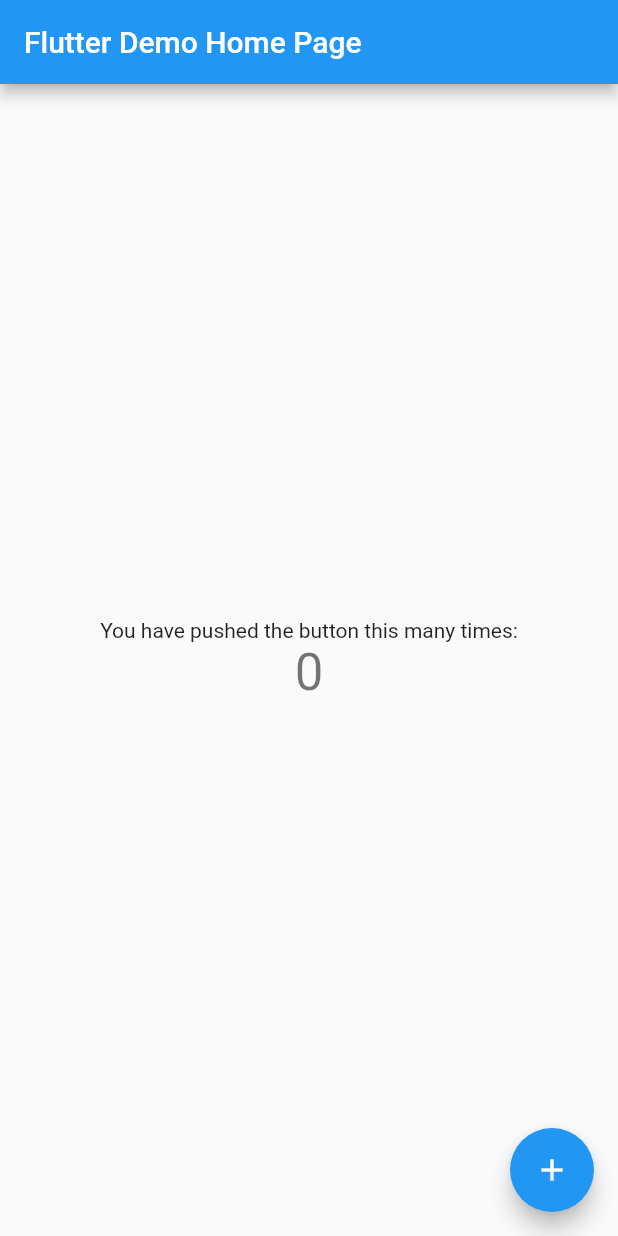
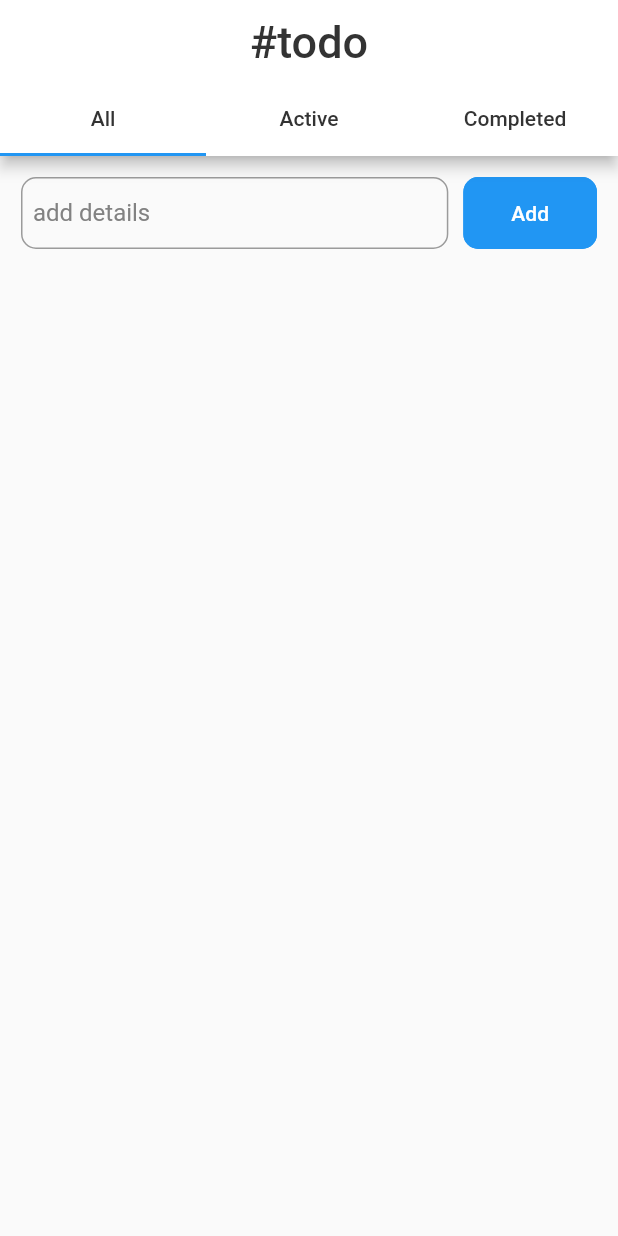
Before and after one commit to iAmR4j35h/todo-list, a Flutter app: the screen it shows after launch, on a phone screen of 412 x 824 dp. Run offline on Flutter 3.47's test engine with Material 2 defaults, Android fonts, the phone set to English and light mode, and no system bars; our stand-ins replace hive, hive_flutter; accounts and stored records are empty; generated files the repository leaves out were written again.

Commit message:
task completed

```diff
--- /dev/null
+++ b/lib/db/Task.dart
@@ -0,0 +1,13 @@
+
+import 'package:flutter/cupertino.dart';
+import 'package:hive/hive.dart';
+part 'Task.g.dart';
+@HiveType(typeId: 0)
+class Task extends HiveObject{
+
+  @HiveField(0)
+  String title;
+  @HiveField(1)
+  bool isActive;
+  Task(this.title,this.isActive);
+}
--- a/lib/main.dart
+++ b/lib/main.dart
@@ -1,6 +1,16 @@
 import 'package:flutter/material.dart';
+import 'package:hive/hive.dart';
+import 'package:path_provider/path_provider.dart';
+import 'package:todo_app/component/TaskWidget.dart';
+import 'package:todo_app/db/Task.dart';
+import 'package:hive_flutter/hive_flutter.dart';
 
-void main() {
+Future<void> main() async {
+  WidgetsFlutterBinding.ensureInitialized();
+  final appDocumentDir = await getApplicationDocumentsDirectory();
+  Hive.init(appDocumentDir.path);
+  Hive.registerAdapter(TaskAdapter());
+  await Hive.openBox<Task>('taskBox');
   runApp(MyApp());
 }
 
@@ -9,24 +19,12 @@
   @override
   Widget build(BuildContext context) {
     return MaterialApp(
+      debugShowCheckedModeBanner: false,
       title: 'Flutter Demo',
       theme: ThemeData(
-        // This is the theme of your application.
-        //
-        // Try running your application with "flutter run". You'll see the
-        // application has a blue toolbar. Then, without quitting the app, try
-        // changing the primarySwatch below to Colors.green and then invoke
-        // "hot reload" (press "r" in the console where you ran "flutter run",
-        // or simply save your changes to "hot reload" in a Flutter IDE).
-        // Notice that the counter didn't reset back to zero; the application
-        // is not restarted.
-        primarySwatch: Colors.blue,
-        // This makes the visual density adapt to the platform that you run
-        // the app on. For desktop platforms, the controls will be smaller and
-        // closer together (more dense) than on mobile platforms.
         visualDensity: VisualDensity.adaptivePlatformDensity,
       ),
-      home: MyHomePage(title: 'Flutter Demo Home Page'),
+      home: MyHomePage(title: '#todo'),
     );
   }
 }
@@ -34,84 +32,217 @@
 class MyHomePage extends StatefulWidget {
   MyHomePage({Key key, this.title}) : super(key: key);
 
-  // This widget is the home page of your application. It is stateful, meaning
-  // that it has a State object (defined below) that contains fields that affect
-  // how it looks.
-
-  // This class is the configuration for the state. It holds the values (in this
-  // case the title) provided by the parent (in this case the App widget) and
-  // used by the build method of the State. Fields in a Widget subclass are
-  // always marked "final".
-
   final String title;
 
   @override
   _MyHomePageState createState() => _MyHomePageState();
 }
 
-class _MyHomePageState extends State<MyHomePage> {
-  int _counter = 0;
+class _MyHomePageState extends State<MyHomePage> with SingleTickerProviderStateMixin {
+  TextEditingController addTaskController = TextEditingController();
 
-  void _incrementCounter() {
-    setState(() {
-      // This call to setState tells the Flutter framework that something has
-      // changed in this State, which causes it to rerun the build method below
-      // so that the display can reflect the updated values. If we changed
-      // _counter without calling setState(), then the build method would not be
-      // called again, and so nothing would appear to happen.
-      _counter++;
+  TabController _tabController;
+  Box<Task> task;
+
+  @override
+  void initState() {
+    // TODO: implement initState
+    super.initState();
+    task = Hive.box<Task>("taskBox");
+    _tabController = TabController(length: 3, initialIndex: 0, vsync: this);
+    _tabController.addListener(() {
+      setState(() {});
     });
   }
 
   @override
   Widget build(BuildContext context) {
-    // This method is rerun every time setState is called, for instance as done
-    // by the _incrementCounter method above.
-    //
-    // The Flutter framework has been optimized to make rerunning build methods
-    // fast, so that you can just rebuild anything that needs updating rather
-    // than having to individually change instances of widgets.
     return Scaffold(
       appBar: AppBar(
-        // Here we take the value from the MyHomePage object that was created by
-        // the App.build method, and use it to set our appbar title.
-        title: Text(widget.title),
-      ),
-      body: Center(
-        // Center is a layout widget. It takes a single child and positions it
-        // in the middle of the parent.
-        child: Column(
-          // Column is also a layout widget. It takes a list of children and
-          // arranges them vertically. By default, it sizes itself to fit its
-          // children horizontally, and tries to be as tall as its parent.
-          //
-          // Invoke "debug painting" (press "p" in the console, choose the
-          // "Toggle Debug Paint" action from the Flutter Inspector in Android
-          // Studio, or the "Toggle Debug Paint" command in Visual Studio Code)
-          // to see the wireframe for each widget.
-          //
-          // Column has various properties to control how it sizes itself and
-          // how it positions its children. Here we use mainAxisAlignment to
-          // center the children vertically; the main axis here is the vertical
-          // axis because Columns are vertical (the cross axis would be
-          // horizontal).
-          mainAxisAlignment: MainAxisAlignment.center,
-          children: <Widget>[
-            Text(
-              'You have pushed the button this many times:',
+        backgroundColor: Colors.white,
+        title: Center(
+            child: Text(
+          widget.title,
+          style: TextStyle(color: Color(0xFF333333), fontSize: 30),
+        )),
+        bottom: TabBar(
+          controller: _tabController,
+          indicatorSize: TabBarIndicatorSize.tab,
+          tabs: [
+            Tab(
+              child: Text("All", style: TextStyle(color: Color(0xFF333333))),
             ),
-            Text(
-              '$_counter',
-              style: Theme.of(context).textTheme.headline4,
+            Tab(
+              child: Text("Active", style: TextStyle(color: Color(0xFF333333))),
+            ),
+            Tab(
+              child: Text("Completed", style: TextStyle(color: Color(0xFF333333))),
             ),
           ],
         ),
       ),
-      floatingActionButton: FloatingActionButton(
-        onPressed: _incrementCounter,
-        tooltip: 'Increment',
-        child: Icon(Icons.add),
-      ), // This trailing comma makes auto-formatting nicer for build methods.
+
+      body: Column(
+        children: <Widget>[
+          if (_tabController.index != 2)
+            Padding(
+              padding: EdgeInsets.all(14),
+              child: Row(
+                children: <Widget>[
+                  Expanded(
+                    child: TextFormField(
+                      controller: addTaskController,
+                      decoration: InputDecoration(
+                          contentPadding: const EdgeInsets.all(8.0),
+                          border: OutlineInputBorder(
+                            borderRadius: BorderRadius.circular(10),
+                          ),
+                          hintText: "add details",
+                          hintStyle: TextStyle(color: Color(0xff828282))),
+                    ),
+                  ),
+                  SizedBox(
+                    width: 10,
+                  ),
+                  FlatButton(
+                    color: Colors.blue,
+                    onPressed: () {
+                      setState(() {
+                        final atask = Task(addTaskController.text, true);
+                        task.add(atask);
+                        addTaskController.text = "";
+                      });
+                    },
+                    child: Padding(
+                      padding: const EdgeInsets.all(16.0),
+                      child: Text(
+                        "Add",
+                        style: TextStyle(color: Colors.white),
+                      ),
+                    ),
+                    shape: RoundedRectangleBorder(
+                        side: BorderSide(
+                          color: Colors.blue,
+                          width: 1,
+                        ),
+                        borderRadius: BorderRadius.circular(10)),
+                  )
+                ],
+              ),
+            ),
+          Expanded(
+            child: Padding(
+              padding: const EdgeInsets.symmetric(horizontal: 10.0),
+              child: TabBarView(
+                controller: _tabController,
+                children: <Widget>[
+                  ValueListenableBuilder(
+                    valueListenable: Hive.box<Task>("taskBox").listenable(),
+                    builder: (context, Box<Task> value, child) => Container(
+                        child: ListView.builder(
+                      itemBuilder: (context, index) => TaskWidget(
+                        data: value.getAt(index),
+                        onCheckChange: (c) {
+                          final item = value.getAt(index);
+                          item.isActive = !c;
+                          item.save();
+                        },
+                      ),
+                      itemCount: value.length,
+                    )),
+                  ),
+                  ValueListenableBuilder(
+                      valueListenable: Hive.box<Task>("taskBox").listenable(),
+                      builder: (context, Box<Task> value, child) {
+                        var activeList = value.values.toList();
+                        activeList.removeWhere((v) => !v.isActive);
+                        return Container(
+                            child: ListView.builder(
+                          itemBuilder: (context, index) => TaskWidget(
+                            data: activeList[index],
+                            onCheckChange: (c) {
+                              final item = activeList[index];
+                              item.isActive = !c;
+                              item.save();
+                            },
+                          ),
+                          itemCount: activeList.length,
+                        ));
+                      }),
+                  ValueListenableBuilder(
+                      valueListenable: Hive.box<Task>("taskBox").listenable(),
+                      builder: (context, Box<Task> value, child) {
+                        var completeList = value.values.toList();
+                        completeList.removeWhere((v) => v.isActive);
+                        return Column(
+                          children: <Widget>[
+                            ListView.builder(
+                              shrinkWrap: true,
+                              itemBuilder: (context, index) => TaskWidget(
+                                data: completeList[index],
+                                onCheckChange: (c) async {
+                                  final item = completeList[index];
+                                  item.isActive = !c;
+                                  item.save();
+                                },
+                                isDelete: true,
+                                onDelete: () async {
+                                  final item = completeList[index];
+                                  item.delete();
+                                },
+                              ),
+                              itemCount: completeList.length,
+                            ),
+                            SizedBox(
+                              height: 20,
+                            ),
+                            if (completeList.isNotEmpty)
+                              Align(
+                                alignment: Alignment.bottomRight,
+                                child: FlatButton(
+                                  color: Color(0xffEB5757),
+                                  onPressed: () {
+                                    setState(() {
+                                      completeList.forEach((element) {
+                                        element.delete();
+                                      });
+                                    });
+                                  },
+                                  child: Padding(
+                                    padding: const EdgeInsets.all(16.0),
+                                    child: Row(
+                                      mainAxisSize: MainAxisSize.min,
+                                      children: <Widget>[
+                                        Icon(
+                                          Icons.delete_outline,
+                                          color: Colors.white,
+                                          size: 20,
+                                        ),
+                                        SizedBox(
+                                          width: 5,
+                                        ),
+                                        Text(
+                                          "delete all",
+                                          style: TextStyle(color: Colors.white),
+                                        ),
+                                      ],
+                                    ),
+                                  ),
+                                  shape: RoundedRectangleBorder(borderRadius: BorderRadius.circular(10)),
+                                ),
+                              )
+                          ],
+                        );
+                      }),
+                ],
+                // Center is a layout widget. It takes a single child and positions it
+                // in the middle of the parent.
+              ),
+            ),
+          ),
+        ],
+      ),
+      // This trailing comma makes auto-formatting nicer for build methods.
     );
   }
 }
--- a/pubspec.yaml
+++ b/pubspec.yaml
@@ -23,6 +23,10 @@
 dependencies:
   flutter:
     sdk: flutter
+  hive: ^1.4.4+1
+  hive_flutter: ^0.3.1
+
+
 
 
   # The following adds the Cupertino Icons font to your application.
@@ -32,6 +36,8 @@
 dev_dependencies:
   flutter_test:
     sdk: flutter
+  hive_generator: ^0.8.2
+  build_runner: ^1.8.0
 
 # For information on the generic Dart part of this file, see the
 # following page: https://dart.dev/tools/pub/pubspec
```
Also changed, not shown: lib/component/TaskWidget.dart (added, +37 -0 lines), lib/db/Task.g.dart (added), pubspec.lock, 3 other files.
